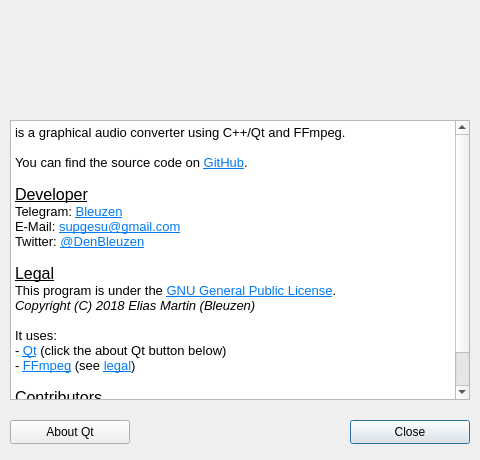
The window that src/aboutdialog.ui (Bleuzen/FFaudioConverter) describes before a commit, drawn with Qt 5.
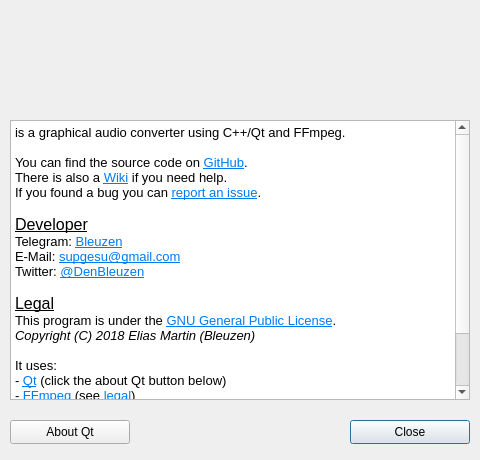
The same window after the commit.

Commit message: build lowercased binary on linux

Diff of the .ui file:
```diff
--- a/src/aboutdialog.ui
+++ b/src/aboutdialog.ui
@@ -122,6 +122,8 @@
 &lt;p style=&quot; margin-top:0px; margin-bottom:0px; margin-left:0px; margin-right:0px; -qt-block-indent:0; text-indent:0px;&quot;&gt;is a graphical audio converter using C++/Qt and FFmpeg.&lt;/p&gt;
 &lt;p style=&quot;-qt-paragraph-type:empty; margin-top:0px; margin-bottom:0px; margin-left:0px; margin-right:0px; -qt-block-indent:0; text-indent:0px;&quot;&gt;&lt;br /&gt;&lt;/p&gt;
 &lt;p style=&quot; margin-top:0px; margin-bottom:0px; margin-left:0px; margin-right:0px; -qt-block-indent:0; text-indent:0px;&quot;&gt;You can find the source code on &lt;a href=&quot;https://github.com/Bleuzen/FFaudioConverter&quot;&gt;&lt;span style=&quot; text-decoration: underline; color:#007af4;&quot;&gt;GitHub&lt;/span&gt;&lt;/a&gt;.&lt;/p&gt;
+&lt;p style=&quot; margin-top:0px; margin-bottom:0px; margin-left:0px; margin-right:0px; -qt-block-indent:0; text-indent:0px;&quot;&gt;There is also a &lt;a href=&quot;https://github.com/Bleuzen/FFaudioConverter/wiki&quot;&gt;&lt;span style=&quot; text-decoration: underline; color:#007af4;&quot;&gt;Wiki&lt;/span&gt;&lt;/a&gt; if you need help.&lt;/p&gt;
+&lt;p style=&quot; margin-top:0px; margin-bottom:0px; margin-left:0px; margin-right:0px; -qt-block-indent:0; text-indent:0px;&quot;&gt;If you found a bug you can &lt;a href=&quot;https://github.com/Bleuzen/FFaudioConverter/issues&quot;&gt;&lt;span style=&quot; text-decoration: underline; color:#007af4;&quot;&gt;report an issue&lt;/span&gt;&lt;/a&gt;.&lt;/p&gt;
 &lt;p style=&quot;-qt-paragraph-type:empty; margin-top:0px; margin-bottom:0px; margin-left:0px; margin-right:0px; -qt-block-indent:0; text-indent:0px;&quot;&gt;&lt;br /&gt;&lt;/p&gt;
 &lt;p style=&quot; margin-top:0px; margin-bottom:0px; margin-left:0px; margin-right:0px; -qt-block-indent:0; text-indent:0px;&quot;&gt;&lt;span style=&quot; font-size:12pt; text-decoration: underline;&quot;&gt;Developer&lt;/span&gt;&lt;/p&gt;
 &lt;p style=&quot; margin-top:0px; margin-bottom:0px; margin-left:0px; margin-right:0px; -qt-block-indent:0; text-indent:0px;&quot;&gt;Telegram: &lt;a href=&quot;https://t.me/Bleuzen&quot;&gt;&lt;span style=&quot; text-decoration: underline; color:#007af4;&quot;&gt;Bleuzen&lt;/span&gt;&lt;/a&gt;&lt;/p&gt;
```
The commit also changes 2 other files.
